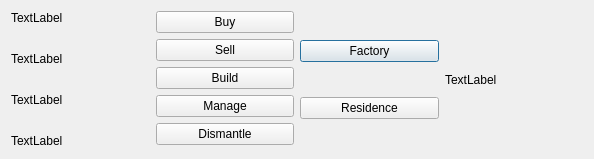
Old version of the form BuildingDetailDialog.ui in the repository lgasyou/SimpleSimulator.
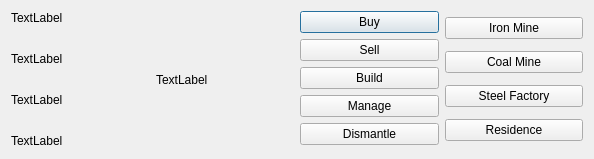
New version of the form.

Commit message: change the order of buttons and tableWidget of BuildingDetailDialog.

Diff of the .ui file:
```diff
--- a/BuildingDetailDialog.ui
+++ b/BuildingDetailDialog.ui
@@ -25,25 +25,7 @@
      </item>
     </layout>
    </item>
-   <item row="1" column="2">
-    <layout class="QVBoxLayout" name="verticalLayout_Build">
-     <item>
-      <widget class="QPushButton" name="pushButton_Build_Factory">
-       <property name="text">
-        <string>Factory</string>
-       </property>
-      </widget>
-     </item>
-     <item>
-      <widget class="QPushButton" name="pushButton_Build_residence">
-       <property name="text">
-        <string>Residence</string>
-       </property>
-      </widget>
-     </item>
-    </layout>
-   </item>
-   <item row="1" column="1">
+   <item row="1" column="4">
     <layout class="QVBoxLayout" name="verticalLayout_Main">
      <item>
       <widget class="QPushButton" name="pushButton_Buy">
@@ -153,6 +135,38 @@
      </item>
     </layout>
    </item>
+   <item row="1" column="5">
+    <layout class="QVBoxLayout" name="verticalLayout_Build">
+     <item>
+      <widget class="QPushButton" name="pushButton_Build_IronMine">
+       <property name="text">
+        <string>Iron Mine</string>
+       </property>
+      </widget>
+     </item>
+     <item>
+      <widget class="QPushButton" name="pushButton_Build_CoalMine">
+       <property name="text">
+        <string>Coal Mine</string>
+       </property>
+      </widget>
+     </item>
+     <item>
+      <widget class="QPushButton" name="pushButton_Build_SteelFactory">
+       <property name="text">
+        <string>Steel Factory</string>
+       </property>
+      </widget>
+     </item>
+     <item>
+      <widget class="QPushButton" name="pushButton_Build_residence">
+       <property name="text">
+        <string>Residence</string>
+       </property>
+      </widget>
+     </item>
+    </layout>
+   </item>
   </layout>
  </widget>
  <resources/>
```
The commit also changes 8 other files.
